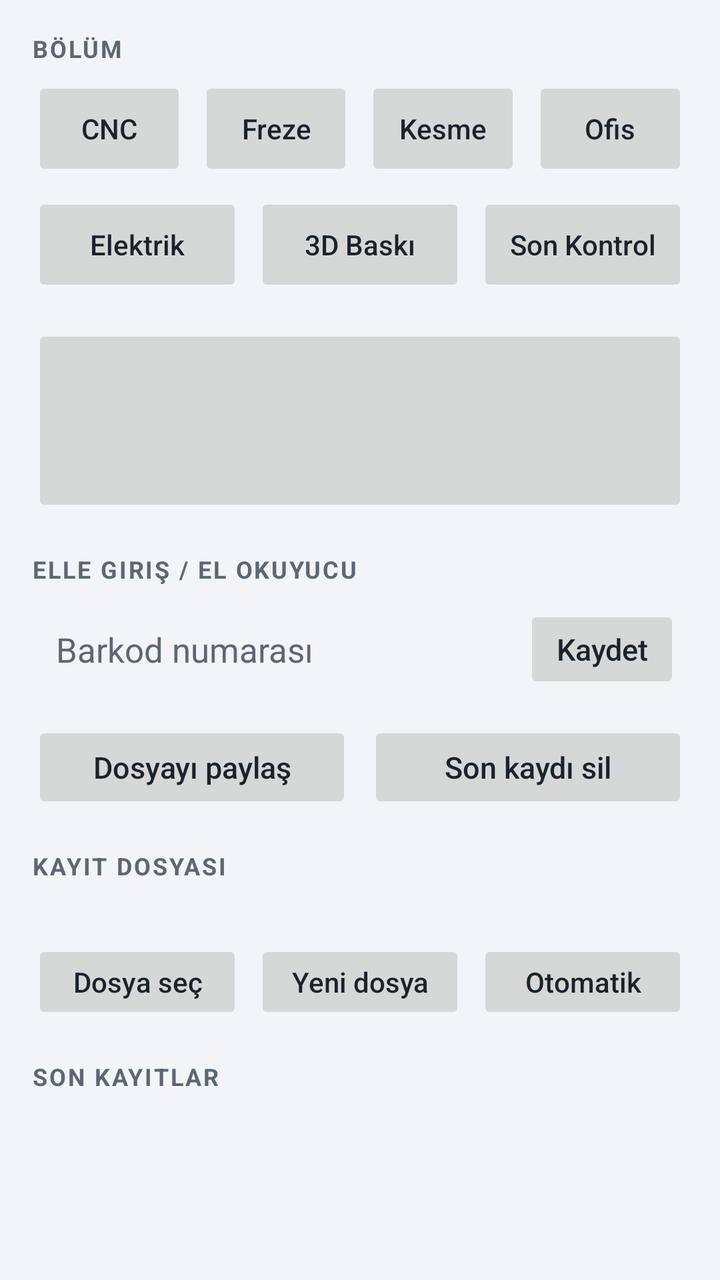
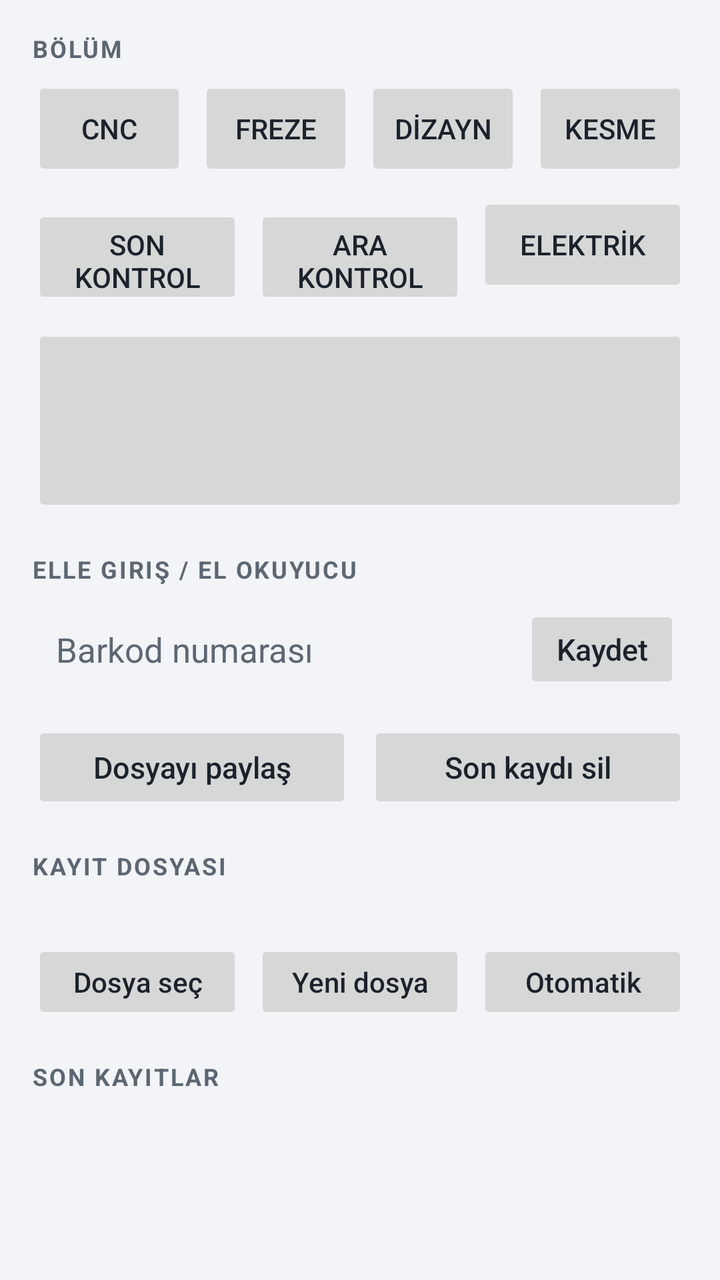

Two renders of the same Android screen: before a commit and after it. Below are the layout's source before the change and the commit's diff.
<!-- AndroidManifest.xml: application theme Tema -->
<!-- res/layout/activity_main.xml -->
<?xml version="1.0" encoding="utf-8"?>
<LinearLayout xmlns:android="http://schemas.android.com/apk/res/android"
    android:layout_width="match_parent"
    android:layout_height="match_parent"
    android:background="@color/zemin"
    android:orientation="vertical"
    android:paddingStart="16dp"
    android:paddingTop="16dp"
    android:paddingEnd="16dp"
    android:paddingBottom="8dp">

    <TextView
        style="@style/Etiket"
        android:layout_width="wrap_content"
        android:layout_height="wrap_content"
        android:text="Bölüm" />

    
    <LinearLayout
        android:id="@+id/bolumGrubu"
        android:layout_width="match_parent"
        android:layout_height="wrap_content"
        android:layout_marginTop="6dp"
        android:orientation="vertical">

        <LinearLayout
            android:layout_width="match_parent"
            android:layout_height="wrap_content"
            android:orientation="horizontal">

            <Button
                android:id="@+id/bolumCnc"
                android:layout_width="0dp"
                android:layout_height="52dp"
                android:layout_weight="1"
                android:minWidth="0dp"
                android:stateListAnimator="@null"
                android:text="CNC"
                android:textAllCaps="false" />
            <Button
                android:id="@+id/bolumFreze"
                android:layout_width="0dp"
                android:layout_height="52dp"
                android:layout_marginStart="6dp"
                android:layout_weight="1"
                android:minWidth="0dp"
                android:stateListAnimator="@null"
                android:text="Freze"
                android:textAllCaps="false" />
            <Button
                android:id="@+id/bolumKesme"
                android:layout_width="0dp"
                android:layout_height="52dp"
                android:layout_marginStart="6dp"
                android:layout_weight="1"
                android:minWidth="0dp"
                android:stateListAnimator="@null"
                android:text="Kesme"
                android:textAllCaps="false" />
            <Button
                android:id="@+id/bolumOfis"
                android:layout_width="0dp"
                android:layout_height="52dp"
                android:layout_marginStart="6dp"
                android:layout_weight="1"
                android:minWidth="0dp"
                android:stateListAnimator="@null"
                android:text="Ofis"
                android:textAllCaps="false" />
        </LinearLayout>

        <LinearLayout
            android:layout_width="match_parent"
            android:layout_height="wrap_content"
            android:layout_marginTop="6dp"
            android:orientation="horizontal">

            <Button
                android:id="@+id/bolumElektrik"
                android:layout_width="0dp"
                android:layout_height="52dp"
                android:layout_weight="1"
                android:minWidth="0dp"
                android:stateListAnimator="@null"
                android:text="Elektrik"
                android:textAllCaps="false" />
            <Button
                android:id="@+id/bolum3d"
                android:layout_width="0dp"
                android:layout_height="52dp"
                android:layout_marginStart="6dp"
                android:layout_weight="1"
                android:minWidth="0dp"
                android:stateListAnimator="@null"
                android:text="3D Baskı"
                android:textAllCaps="false" />
            <Button
                android:id="@+id/bolumSonKontrol"
                android:layout_width="0dp"
                android:layout_height="52dp"
                android:layout_marginStart="6dp"
                android:layout_weight="1"
                android:minWidth="0dp"
                android:stateListAnimator="@null"
                android:text="Son Kontrol"
                android:textAllCaps="false" />
        </LinearLayout>
    </LinearLayout>

    
    <Button
        android:id="@+id/btnTara"
        android:layout_width="match_parent"
        android:layout_height="96dp"
        android:layout_marginTop="14dp"
        android:stateListAnimator="@null"
        android:textAllCaps="false"
        android:textSize="22sp"
        android:textStyle="bold" />

    <TextView
        style="@style/Etiket"
        android:layout_width="wrap_content"
        android:layout_height="wrap_content"
        android:layout_marginTop="18dp"
        android:text="Elle giriş / el okuyucu" />

    <LinearLayout
        android:id="@+id/elleKutu"
        android:layout_width="match_parent"
        android:layout_height="wrap_content"
        android:layout_marginTop="6dp"
        android:gravity="center_vertical"
        android:orientation="horizontal"
        android:paddingStart="12dp"
        android:paddingEnd="4dp">

        <EditText
            android:id="@+id/elleGiris"
            android:layout_width="0dp"
            android:layout_height="52dp"
            android:layout_weight="1"
            android:background="@null"
            android:hint="Barkod numarası"
            android:imeOptions="actionDone"
            android:inputType="text"
            android:singleLine="true"
            android:textColor="@color/metin"
            android:textColorHint="@color/soluk"
            android:textSize="17sp" />

        <Button
            android:id="@+id/btnKaydet"
            android:layout_width="wrap_content"
            android:layout_height="44dp"
            android:minWidth="0dp"
            android:paddingStart="16dp"
            android:paddingEnd="16dp"
            android:stateListAnimator="@null"
            android:text="Kaydet"
            android:textAllCaps="false"
            android:textSize="15sp" />
    </LinearLayout>

    <LinearLayout
        android:layout_width="match_parent"
        android:layout_height="wrap_content"
        android:layout_marginTop="10dp"
        android:orientation="horizontal">

        <Button
            android:id="@+id/btnPaylas"
            android:layout_width="0dp"
            android:layout_height="46dp"
            android:layout_weight="1"
            android:stateListAnimator="@null"
            android:text="Dosyayı paylaş"
            android:textAllCaps="false"
            android:textSize="15sp" />

        <Button
            android:id="@+id/btnSonuSil"
            android:layout_width="0dp"
            android:layout_height="46dp"
            android:layout_marginStart="8dp"
            android:layout_weight="1"
            android:stateListAnimator="@null"
            android:text="Son kaydı sil"
            android:textAllCaps="false"
            android:textSize="15sp" />
    </LinearLayout>

    
    <TextView
        style="@style/Etiket"
        android:layout_width="wrap_content"
        android:layout_height="wrap_content"
        android:layout_marginTop="18dp"
        android:text="Kayıt dosyası" />

    <TextView
        android:id="@+id/dosyaYolu"
        android:layout_width="match_parent"
        android:layout_height="wrap_content"
        android:layout_marginTop="4dp"
        android:ellipsize="middle"
        android:singleLine="true"
        android:textColor="@color/metin"
        android:textSize="14sp" />

    <LinearLayout
        android:layout_width="match_parent"
        android:layout_height="wrap_content"
        android:layout_marginTop="6dp"
        android:orientation="horizontal">

        <Button
            android:id="@+id/btnDosyaSec"
            android:layout_width="0dp"
            android:layout_height="42dp"
            android:layout_weight="1"
            android:stateListAnimator="@null"
            android:text="Dosya seç"
            android:textAllCaps="false"
            android:textSize="14sp" />

        <Button
            android:id="@+id/btnYeniDosya"
            android:layout_width="0dp"
            android:layout_height="42dp"
            android:layout_marginStart="6dp"
            android:layout_weight="1"
            android:stateListAnimator="@null"
            android:text="Yeni dosya"
            android:textAllCaps="false"
            android:textSize="14sp" />

        <Button
            android:id="@+id/btnOtomatik"
            android:layout_width="0dp"
            android:layout_height="42dp"
            android:layout_marginStart="6dp"
            android:layout_weight="1"
            android:stateListAnimator="@null"
            android:text="Otomatik"
            android:textAllCaps="false"
            android:textSize="14sp" />
    </LinearLayout>

    <LinearLayout
        android:layout_width="match_parent"
        android:layout_height="wrap_content"
        android:layout_marginTop="18dp"
        android:orientation="horizontal">

        <TextView
            style="@style/Etiket"
            android:layout_width="0dp"
            android:layout_height="wrap_content"
            android:layout_weight="1"
            android:text="Son kayıtlar" />

        <TextView
            android:id="@+id/kayitSayisi"
            android:layout_width="wrap_content"
            android:layout_height="wrap_content"
            android:fontFeatureSettings="tnum"
            android:textColor="@color/soluk"
            android:textSize="12sp"
            android:textStyle="bold" />
    </LinearLayout>

    <ScrollView
        android:id="@+id/kayitKutu"
        android:layout_width="match_parent"
        android:layout_height="0dp"
        android:layout_marginTop="6dp"
        android:layout_weight="1"
        android:padding="12dp">

        <TextView
            android:id="@+id/kayitlar"
            android:layout_width="match_parent"
            android:layout_height="wrap_content"
            android:fontFamily="monospace"
            android:lineSpacingExtra="4dp"
            android:textColor="@color/metin"
            android:textSize="13sp" />
    </ScrollView>

</LinearLayout>
<!-- resources referenced by this layout -->
<resources>
  <color name="metin">#1B222B</color>
  <color name="soluk">#5D6773</color>
  <color name="zemin">#F2F4F7</color>
  <style name="Etiket">
          <item name="android:textSize">12sp</item>
          <item name="android:textStyle">bold</item>
          <item name="android:letterSpacing">0.08</item>
          <item name="android:textColor">@color/soluk</item>
          <item name="android:textAllCaps">true</item>
      </style>
  <style name="Tema" parent="android:Theme.Material.Light.DarkActionBar">
          <item name="android:colorPrimary">@color/vurgu</item>
          <item name="android:colorPrimaryDark">@color/vurgu_koyu</item>
          <item name="android:colorAccent">@color/vurgu</item>
          <item name="android:windowBackground">@color/zemin</item>
          <item name="android:textColorPrimary">@color/metin</item>
          <item name="android:textColorSecondary">@color/soluk</item>
      </style>
  <color name="vurgu">#1F5FAE</color>
  <color name="vurgu_koyu">#174A88</color>
</resources>

<!-- the commit's change to res/layout/activity_main.xml (unified diff, before → after) -->
@@ -45,7 +45,17 @@
                 android:layout_weight="1"
                 android:minWidth="0dp"
                 android:stateListAnimator="@null"
-                android:text="Freze"
+                android:text="FREZE"
+                android:textAllCaps="false" />
+            <Button
+                android:id="@+id/bolumDizayn"
+                android:layout_width="0dp"
+                android:layout_height="52dp"
+                android:layout_marginStart="6dp"
+                android:layout_weight="1"
+                android:minWidth="0dp"
+                android:stateListAnimator="@null"
+                android:text="DİZAYN"
                 android:textAllCaps="false" />
             <Button
                 android:id="@+id/bolumKesme"
@@ -55,17 +65,7 @@
                 android:layout_weight="1"
                 android:minWidth="0dp"
                 android:stateListAnimator="@null"
-                android:text="Kesme"
-                android:textAllCaps="false" />
-            <Button
-                android:id="@+id/bolumOfis"
-                android:layout_width="0dp"
-                android:layout_height="52dp"
-                android:layout_marginStart="6dp"
-                android:layout_weight="1"
-                android:minWidth="0dp"
-                android:stateListAnimator="@null"
-                android:text="Ofis"
+                android:text="KESME"
                 android:textAllCaps="false" />
         </LinearLayout>
 
@@ -76,33 +76,33 @@
             android:orientation="horizontal">
 
             <Button
+                android:id="@+id/bolumSonKontrol"
+                android:layout_width="0dp"
+                android:layout_height="52dp"
+                android:layout_weight="1"
+                android:minWidth="0dp"
+                android:stateListAnimator="@null"
+                android:text="SON KONTROL"
+                android:textAllCaps="false" />
+            <Button
+                android:id="@+id/bolumAraKontrol"
+                android:layout_width="0dp"
+                android:layout_height="52dp"
+                android:layout_marginStart="6dp"
+                android:layout_weight="1"
+                android:minWidth="0dp"
+                android:stateListAnimator="@null"
+                android:text="ARA KONTROL"
+                android:textAllCaps="false" />
+            <Button
                 android:id="@+id/bolumElektrik"
                 android:layout_width="0dp"
                 android:layout_height="52dp"
-                android:layout_weight="1"
-                android:minWidth="0dp"
-                android:stateListAnimator="@null"
-                android:text="Elektrik"
-                android:textAllCaps="false" />
-            <Button
-                android:id="@+id/bolum3d"
-                android:layout_width="0dp"
-                android:layout_height="52dp"
-                android:layout_marginStart="6dp"
-                android:layout_weight="1"
-                android:minWidth="0dp"
-                android:stateListAnimator="@null"
-                android:text="3D Baskı"
-                android:textAllCaps="false" />
-            <Button
-                android:id="@+id/bolumSonKontrol"
-                android:layout_width="0dp"
-                android:layout_height="52dp"
-                android:layout_marginStart="6dp"
-                android:layout_weight="1"
-                android:minWidth="0dp"
-                android:stateListAnimator="@null"
-                android:text="Son Kontrol"
+                android:layout_marginStart="6dp"
+                android:layout_weight="1"
+                android:minWidth="0dp"
+                android:stateListAnimator="@null"
+                android:text="ELEKTRİK"
                 android:textAllCaps="false" />
         </LinearLayout>
     </LinearLayout>
